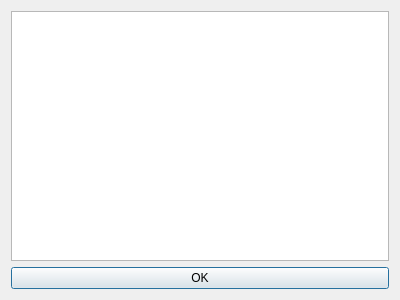
Qt form QQ/messages.ui (ZhichenRen/Qt_QQ) before a commit.
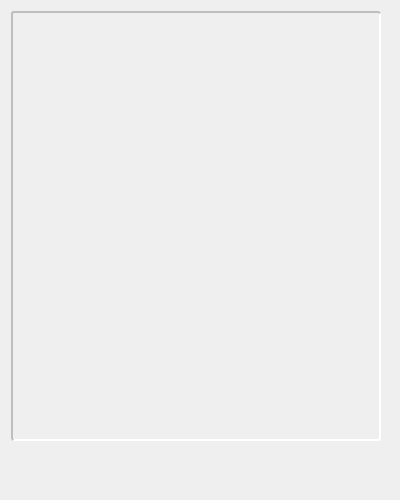
The same form after that commit. Icons and pictures are not drawn.

The edit to the form file:
```diff
--- a/QQ/messages.ui
+++ b/QQ/messages.ui
@@ -7,32 +7,74 @@
     <x>0</x>
     <y>0</y>
     <width>400</width>
-    <height>300</height>
+    <height>500</height>
    </rect>
   </property>
   <property name="windowTitle">
    <string>Dialog</string>
   </property>
+  <property name="styleSheet">
+   <string notr="true">QDialog {background-image: url(:/images/background5.jpg);}</string>
+  </property>
   <layout class="QVBoxLayout" name="verticalLayout_2">
    <item>
-    <layout class="QVBoxLayout" name="verticalLayout">
-     <item>
-      <widget class="QTextBrowser" name="messageBrowser"/>
-     </item>
-     <item>
-      <layout class="QHBoxLayout" name="horizontalLayout_2"/>
-     </item>
-     <item>
-      <widget class="QPushButton" name="okButton">
-       <property name="text">
-        <string>OK</string>
-       </property>
-      </widget>
-     </item>
-     <item>
-      <layout class="QHBoxLayout" name="horizontalLayout"/>
-     </item>
-    </layout>
+    <widget class="QTextBrowser" name="messageBrowser">
+     <property name="minimumSize">
+      <size>
+       <width>370</width>
+       <height>430</height>
+      </size>
+     </property>
+     <property name="maximumSize">
+      <size>
+       <width>370</width>
+       <height>430</height>
+      </size>
+     </property>
+     <property name="styleSheet">
+      <string notr="true">QTextEdit { background-color: rgb(255, 255, 255,0);border-width: 2px; border-radius: 3px;border-color: #BEBEBE; border-style: inset; }</string>
+     </property>
+    </widget>
+   </item>
+   <item alignment="Qt::AlignHCenter">
+    <widget class="QPushButton" name="okButton">
+     <property name="sizePolicy">
+      <sizepolicy hsizetype="Fixed" vsizetype="Fixed">
+       <horstretch>0</horstretch>
+       <verstretch>0</verstretch>
+      </sizepolicy>
+     </property>
+     <property name="minimumSize">
+      <size>
+       <width>30</width>
+       <height>30</height>
+      </size>
+     </property>
+     <property name="maximumSize">
+      <size>
+       <width>50</width>
+       <height>50</height>
+      </size>
+     </property>
+     <property name="styleSheet">
+      <string notr="true">QPushButton { background-color: rgb(50, 50, 50,0); border-radius: 3px; color: rgb(255, 255, 255); }
+QPushButton:hover { background-color: rgb(50, 50, 50,255);}
+</string>
+     </property>
+     <property name="text">
+      <string/>
+     </property>
+     <property name="icon">
+      <iconset resource="resource.qrc">
+       <normaloff>:/images/ok.png</normaloff>:/images/ok.png</iconset>
+     </property>
+     <property name="iconSize">
+      <size>
+       <width>30</width>
+       <height>30</height>
+      </size>
+     </property>
+    </widget>
    </item>
   </layout>
  </widget>
```
Left out of the diff: 4 changed lines with no effect on the pictures.
